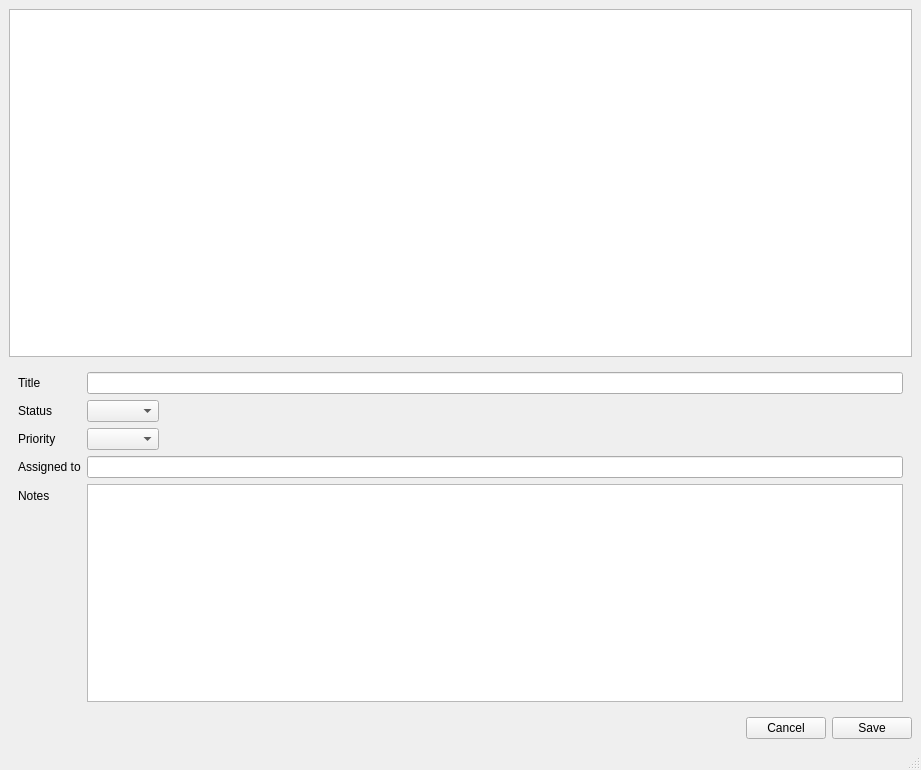
Qt form Module04/issue-tracker/resources/ui/main_window.ui (cdavidshaffer/cpsc2710-demos-rev2) before a commit.
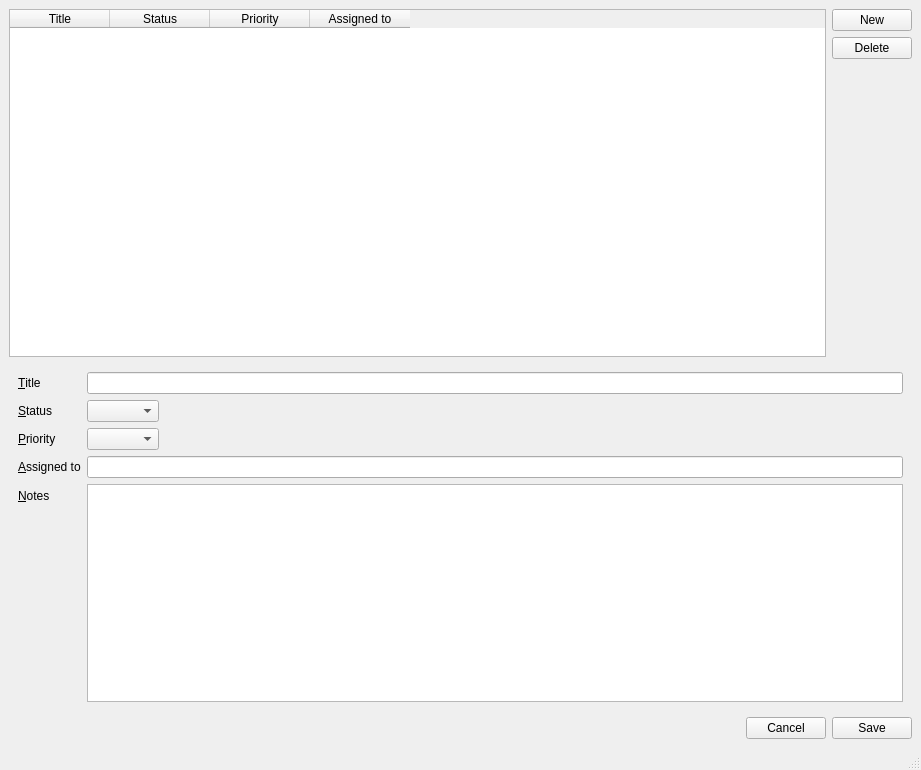
The same form after that commit.

Commit message: issue tracker

```diff
--- a/Module04/issue-tracker/resources/ui/main_window.ui
+++ b/Module04/issue-tracker/resources/ui/main_window.ui
@@ -14,16 +14,71 @@
    <string>Issue Tracked!!</string>
   </property>
   <widget class="QWidget" name="centralwidget">
-   <layout class="QVBoxLayout" name="verticalLayout">
+   <layout class="QVBoxLayout" name="verticalLayout_2">
     <item>
-     <widget class="QTableWidget" name="issues_table">
-      <property name="selectionMode">
-       <enum>QAbstractItemView::SelectionMode::SingleSelection</enum>
-      </property>
-      <property name="selectionBehavior">
-       <enum>QAbstractItemView::SelectionBehavior::SelectRows</enum>
-      </property>
-     </widget>
+     <layout class="QHBoxLayout" name="horizontalLayout_2">
+      <item>
+       <widget class="QTableWidget" name="issues_table">
+        <property name="selectionMode">
+         <enum>QAbstractItemView::SelectionMode::SingleSelection</enum>
+        </property>
+        <property name="selectionBehavior">
+         <enum>QAbstractItemView::SelectionBehavior::SelectRows</enum>
+        </property>
+        <column>
+         <property name="text">
+          <string>Title</string>
+         </property>
+        </column>
+        <column>
+         <property name="text">
+          <string>Status</string>
+         </property>
+        </column>
+        <column>
+         <property name="text">
+          <string>Priority</string>
+         </property>
+        </column>
+        <column>
+         <property name="text">
+          <string>Assigned to</string>
+         </property>
+        </column>
+       </widget>
+      </item>
+      <item>
+       <layout class="QVBoxLayout" name="verticalLayout">
+        <item>
+         <widget class="QPushButton" name="new_issue_button">
+          <property name="text">
+           <string>New</string>
+          </property>
+         </widget>
+        </item>
+        <item>
+         <widget class="QPushButton" name="delete_issue_button">
+          <property name="text">
+           <string>Delete</string>
+          </property>
+         </widget>
+        </item>
+        <item>
+         <spacer name="verticalSpacer">
+          <property name="orientation">
+           <enum>Qt::Orientation::Vertical</enum>
+          </property>
+          <property name="sizeHint" stdset="0">
+           <size>
+            <width>20</width>
+            <height>40</height>
+           </size>
+          </property>
+         </spacer>
+        </item>
+       </layout>
+      </item>
+     </layout>
     </item>
     <item>
      <widget class="QWidget" name="widget" native="true">
@@ -34,7 +89,7 @@
        <item row="0" column="0">
         <widget class="QLabel" name="label">
          <property name="text">
-          <string>Title</string>
+          <string>&amp;Title</string>
          </property>
          <property name="buddy">
           <cstring>title_edit</cstring>
@@ -47,7 +102,7 @@
        <item row="1" column="0">
         <widget class="QLabel" name="label_2">
          <property name="text">
-          <string>Status</string>
+          <string>&amp;Status</string>
          </property>
          <property name="buddy">
           <cstring>status_combo</cstring>
@@ -60,7 +115,7 @@
        <item row="2" column="0">
         <widget class="QLabel" name="label_3">
          <property name="text">
-          <string>Priority</string>
+          <string>&amp;Priority</string>
          </property>
          <property name="buddy">
           <cstring>priority_combo</cstring>
@@ -73,7 +128,7 @@
        <item row="3" column="0">
         <widget class="QLabel" name="label_4">
          <property name="text">
-          <string>Assigned to</string>
+          <string>&amp;Assigned to</string>
          </property>
          <property name="buddy">
           <cstring>assigned_to_edit</cstring>
@@ -86,7 +141,7 @@
        <item row="4" column="0">
         <widget class="QLabel" name="label_5">
          <property name="text">
-          <string>Notes</string>
+          <string>&amp;Notes</string>
          </property>
          <property name="buddy">
           <cstring>notes_plain_text</cstring>
```
Left out of the diff: 10 changed lines with no effect on the pictures. The commit also changes 2 other files.
